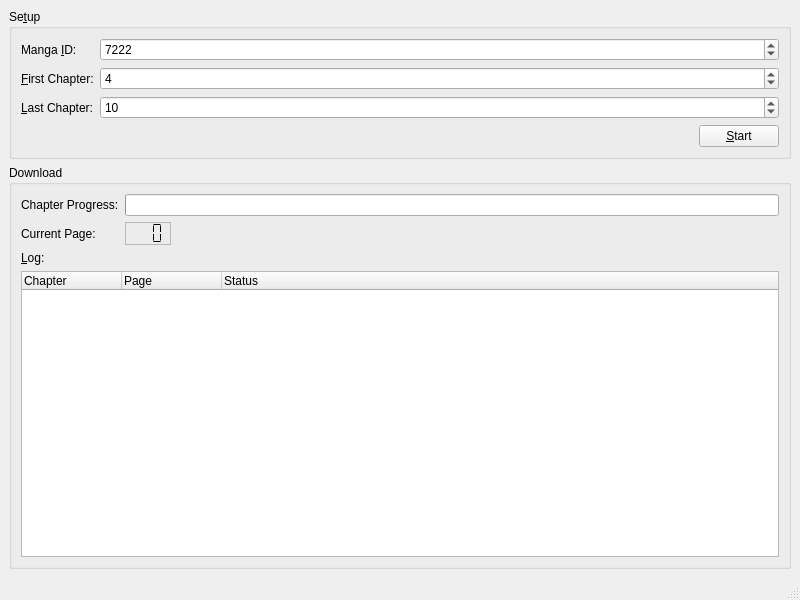
The window that mainwindow.ui (Skycoder42/MangaConvert) describes before a commit, drawn with Qt 5.
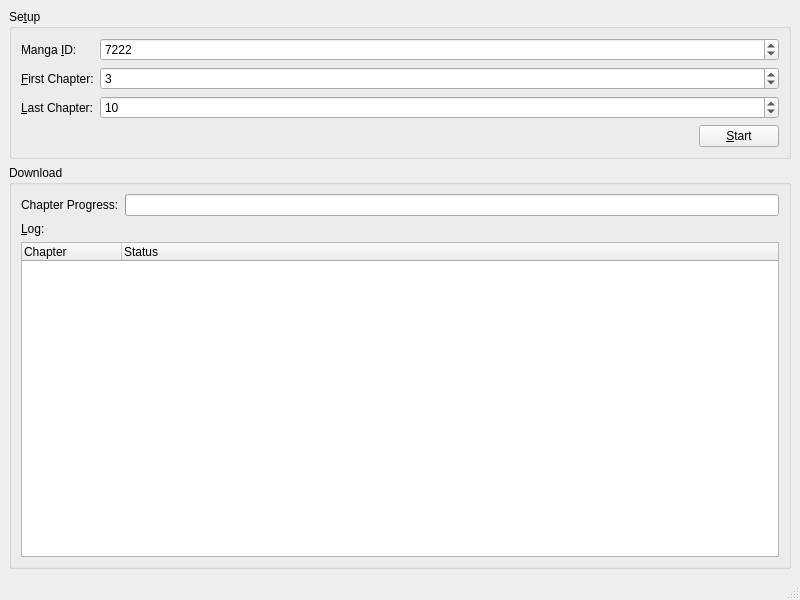
The same window after the commit.

```diff
--- a/mainwindow.ui
+++ b/mainwindow.ui
@@ -60,7 +60,7 @@
           <number>9999</number>
          </property>
          <property name="value">
-          <number>4</number>
+          <number>3</number>
          </property>
         </widget>
        </item>
@@ -121,58 +121,21 @@
       </property>
       <layout class="QVBoxLayout" name="verticalLayout_2">
        <item>
-        <layout class="QFormLayout" name="formLayout_2">
-         <item row="0" column="0">
+        <layout class="QHBoxLayout" name="horizontalLayout_2">
+         <item>
           <widget class="QLabel" name="label">
            <property name="text">
             <string>Chapter Progress:</string>
            </property>
           </widget>
          </item>
-         <item row="0" column="1">
+         <item>
           <widget class="QProgressBar" name="progressBar">
            <property name="format">
             <string>%p% (Chapter %v)</string>
            </property>
           </widget>
          </item>
-         <item row="1" column="0">
-          <widget class="QLabel" name="currentPageLabel">
-           <property name="text">
-            <string>Current Page:</string>
-           </property>
-          </widget>
-         </item>
-         <item row="1" column="1">
-          <layout class="QHBoxLayout" name="horizontalLayout_2">
-           <item>
-            <widget class="QLCDNumber" name="lcdNumber">
-             <property name="frameShape">
-              <enum>QFrame::StyledPanel</enum>
-             </property>
-             <property name="digitCount">
-              <number>3</number>
-             </property>
-             <property name="segmentStyle">
-              <enum>QLCDNumber::Flat</enum>
-             </property>
-            </widget>
-           </item>
-           <item>
-            <spacer name="horizontalSpacer_2">
-             <property name="orientation">
-              <enum>Qt::Horizontal</enum>
-             </property>
-             <property name="sizeHint" stdset="0">
-              <size>
-               <width>40</width>
-               <height>20</height>
-              </size>
-             </property>
-            </spacer>
-           </item>
-          </layout>
-         </item>
         </layout>
        </item>
        <item>
@@ -213,11 +176,6 @@
            <string>Chapter</string>
           </property>
          </column>
-         <column>
-          <property name="text">
-           <string>Page</string>
-          </property>
-         </column>
          <column>
           <property name="text">
            <string>Status</string>
```
